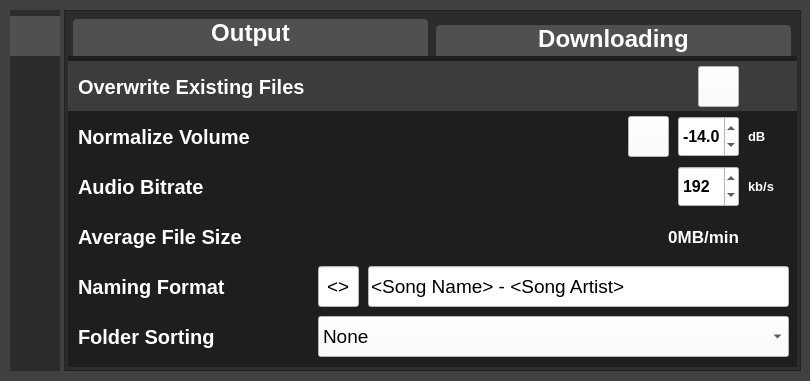
Above: Spotify Downloader/SpotifyDownloader.ui from WilliamSchack/Spotify-Downloader before the change. Below: the same form after it.
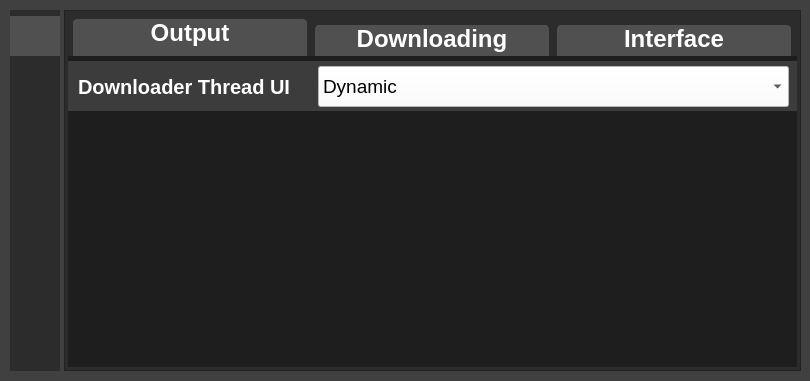
That is the form after the change. The open tabs and pages were chosen to show the change. Icons and pictures are not drawn. Custom widgets are drawn as their Qt base class.

Commit message:
Interface Settings, Bug Fix
- Added interface setting screen, only has Downloader Thread UI right now but more settings are planned
- Refactored settings setup to allow for easier creation of setting screens

- Fixed Folder Sorting setting only saving when closing and opening application

Diff of the .ui file:
```diff
--- a/Spotify Downloader/SpotifyDownloader.ui
+++ b/Spotify Downloader/SpotifyDownloader.ui
@@ -1121,13 +1121,91 @@
       <zorder>NotificationSettingLabel</zorder>
       <zorder>NotificationSettingButton</zorder>
      </widget>
+     <widget class="QWidget" name="InterfaceSettings">
+      <widget class="QWidget" name="InterfaceSettings_LineIndicator" native="true">
+       <property name="geometry">
+        <rect>
+         <x>-12</x>
+         <y>5</y>
+         <width>751</width>
+         <height>50</height>
+        </rect>
+       </property>
+       <property name="styleSheet">
+        <string notr="true">background-color: rgb(60, 60, 60);</string>
+       </property>
+      </widget>
+      <widget class="QLabel" name="DownloaderThreadUILabel">
+       <property name="geometry">
+        <rect>
+         <x>10</x>
+         <y>10</y>
+         <width>231</width>
+         <height>41</height>
+        </rect>
+       </property>
+       <property name="font">
+        <font>
+         <family>Segoe UI</family>
+         <pointsize>15</pointsize>
+         <bold>true</bold>
+        </font>
+       </property>
+       <property name="styleSheet">
+        <string notr="true">color: rgb(255, 255, 255);
+background-color: rgba(0, 0, 0, 0);</string>
+       </property>
+       <property name="text">
+        <string>Downloader Thread UI</string>
+       </property>
+       <property name="alignment">
+        <set>Qt::AlignLeading|Qt::AlignLeft|Qt::AlignVCenter</set>
+       </property>
+      </widget>
+      <widget class="QComboBox" name="DownloaderThreadUIInput">
+       <property name="geometry">
+        <rect>
+         <x>250</x>
+         <y>10</y>
+         <width>471</width>
+         <height>41</height>
+        </rect>
+       </property>
+       <property name="font">
+        <font>
+         <pointsize>14</pointsize>
+        </font>
+       </property>
+       <property name="toolTip">
+        <string>&lt;html&gt;&lt;head/&gt;&lt;body&gt;&lt;p&gt;Style of the UI of each thread while downloading&lt;/p&gt;&lt;p&gt;&lt;span style=&quot; font-weight:700;&quot;&gt;Dynamic: &lt;/span&gt;Switches between compact and original depending on threads used to fit the screen&lt;span style=&quot; font-weight:700;&quot;&gt;&lt;br/&gt;Compact: &lt;/span&gt;Newer compact and smaller design&lt;span style=&quot; font-weight:700;&quot;&gt;&lt;br/&gt;Original: &lt;/span&gt;Older larger design, spaces out details&lt;/p&gt;&lt;p&gt;&lt;span style=&quot; font-weight:700;&quot;&gt;Compact Recommended&lt;/span&gt;&lt;/p&gt;&lt;/body&gt;&lt;/html&gt;</string>
+       </property>
+       <property name="styleSheet">
+        <string notr="true">background-color: rgb(255, 255, 255);</string>
+       </property>
+       <item>
+        <property name="text">
+         <string>Dynamic</string>
+        </property>
+       </item>
+       <item>
+        <property name="text">
+         <string>Compact</string>
+        </property>
+       </item>
+       <item>
+        <property name="text">
+         <string>Original</string>
+        </property>
+       </item>
+      </widget>
+     </widget>
     </widget>
     <widget class="QPushButton" name="OutputSettingsButton">
      <property name="geometry">
       <rect>
        <x>8</x>
        <y>8</y>
-       <width>355</width>
+       <width>234</width>
        <height>41</height>
       </rect>
      </property>
@@ -1150,9 +1228,9 @@
     <widget class="QPushButton" name="DownloadingSettingsButton">
      <property name="geometry">
       <rect>
-       <x>371</x>
+       <x>250</x>
        <y>14</y>
-       <width>355</width>
+       <width>234</width>
        <height>41</height>
       </rect>
      </property>
@@ -1172,6 +1250,32 @@
       <string>Downloading</string>
      </property>
     </widget>
+    <widget class="QPushButton" name="InterfaceSettingsButton">
+     <property name="geometry">
+      <rect>
+       <x>492</x>
+       <y>14</y>
+       <width>234</width>
+       <height>41</height>
+      </rect>
+     </property>
+     <property name="font">
+      <font>
+       <pointsize>18</pointsize>
+       <bold>true</bold>
+      </font>
+     </property>
+     <property name="styleSheet">
+      <string notr="true">color: rgb(255, 255, 255);
+background-color: rgb(80, 80, 80);
+border-radius: 4px;
+text-align: top;</string>
+     </property>
+     <property name="text">
+      <string>Interface</string>
+     </property>
+    </widget>
+    <zorder>InterfaceSettingsButton</zorder>
     <zorder>DownloadingSettingsButton</zorder>
     <zorder>OutputSettingsButton</zorder>
     <zorder>SettingsScreens</zorder>
```
The commit also changes 5 other files.
